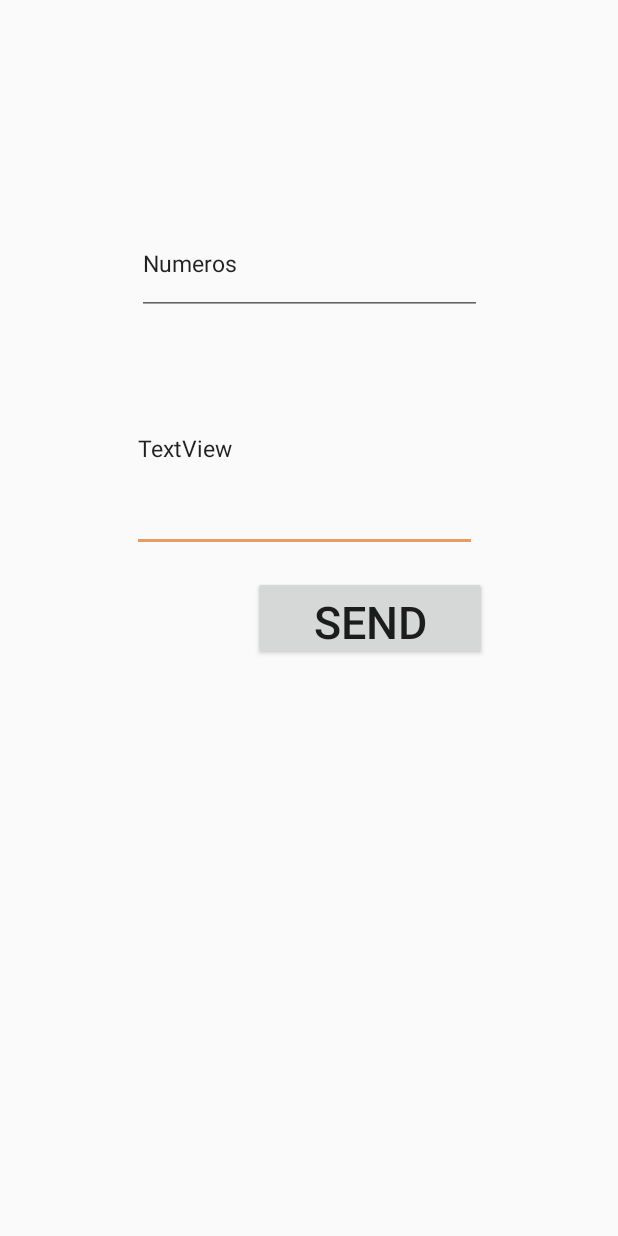
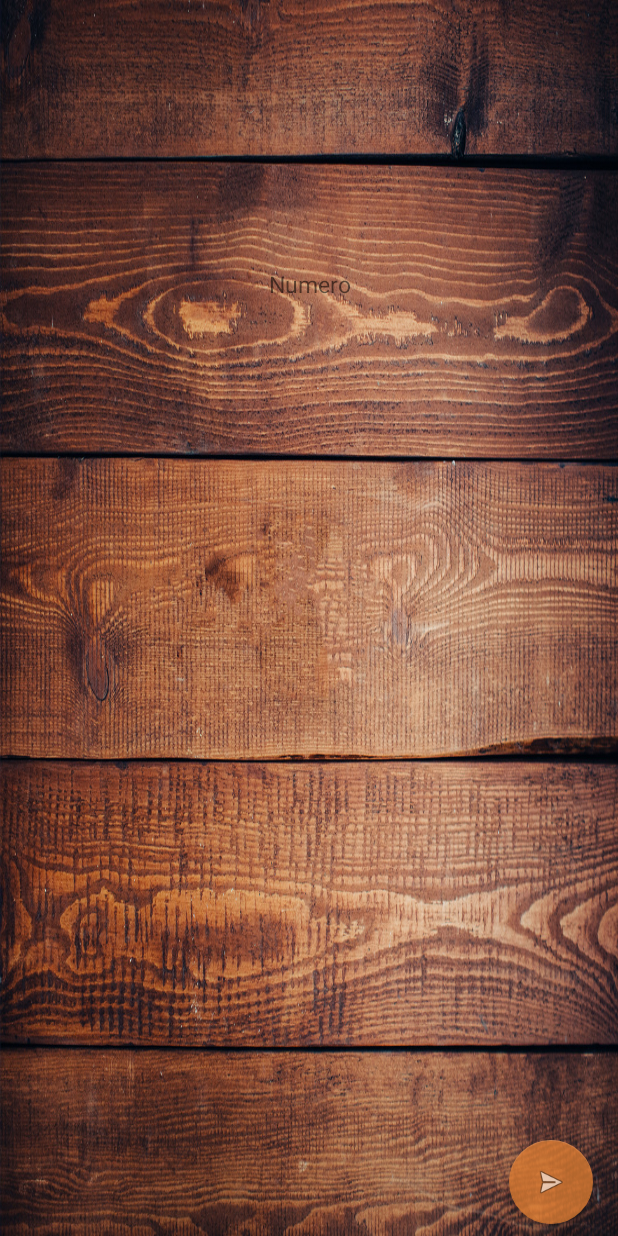
Before and after one commit to BrunoB345/Hackathon2019-The-Majestic-Tale-of-the-Koala-Boys, an Android app: the ContactsActivity screen opened directly, with no data from a screen before it, on a phone screen of 412 x 824 dp. Run offline under Robolectric (Android 15) with nearby library versions, the phone set to English and light mode, and no system bars.

Commit message:
Add files via upload

```diff
--- a/src/main/AndroidManifest.xml
+++ b/src/main/AndroidManifest.xml
@@ -9,8 +9,10 @@
     -->
     <uses-permission android:name="android.permission.ACCESS_FINE_LOCATION" />
     <uses-permission android:name="android.permission.SEND_SMS" />
+    <uses-permission android:name="android.permission.READ_EXTERNAL_STORAGE" />
     <uses-permission android:name="android.permission.READ_CONTACTS" />
-    <uses-permission android:name="android.permission.READ_EXTERNAL_STORAGE" />
+    <uses-permission android:name="android.permission.READ_PHONE_NUMBERS" />
+
 
     <application
         android:allowBackup="true"
@@ -44,7 +46,6 @@
         <activity
             android:name=".MapsActivity"
             android:label="@string/title_activity_maps" />
-        <activity android:name=".ImportImgActivity"></activity>
     </application>
 
 </manifest>
--- a/src/main/java/com/example/asus/myapplication/ContactsActivity.java
+++ b/src/main/java/com/example/asus/myapplication/ContactsActivity.java
@@ -1,7 +1,13 @@
 package com.example.asus.myapplication;
 
 import android.Manifest;
+import android.app.Activity;
+import android.content.Intent;
 import android.content.pm.PackageManager;
+import android.database.Cursor;
+import android.net.Uri;
+import android.provider.ContactsContract;
+import android.support.design.widget.FloatingActionButton;
 import android.support.v4.app.ActivityCompat;
 import android.support.v4.content.ContextCompat;
 import android.support.v7.app.AppCompatActivity;
@@ -10,16 +16,24 @@ import android.telephony.SmsManager;
 import android.view.View;
 import android.widget.Button;
 import android.widget.EditText;
+import android.widget.TextView;
 import android.widget.Toast;
 
+import org.w3c.dom.Text;
+
 public class ContactsActivity extends AppCompatActivity {
+
+    private static final int PICK_CONTACT = 1000;
 
     final int SEND_SMS_PERMISSION_REQUEST_CODE = 1;
     final String EVENT_SUCCESSFULLY_SHARED = "Amigos convidados!";
     final String PERMISSION_DENIED = "Permissao negada";
-
-    EditText number, message;
-    Button send;
+    final String SMS_TEXT = "Olá %s, estás interessado em ir comigo a %s no dia %s às %s?";
+    // Identifier for the permission request
+    private static final int READ_CONTACTS_PERMISSIONS_REQUEST = 1;
+    TextView number;
+    FloatingActionButton send;
+    String contactName, eventName,day,hour;
 
     @Override
     protected void onCreate(Bundle savedInstanceState) {
@@ -27,10 +41,12 @@ public class ContactsActivity extends AppCompatActivity {
         setContentView(R.layout.activity_contacts);
 
         number = findViewById(R.id.inputNumber);
-        message = findViewById(R.id.inputMessage);
         send = findViewById(R.id.buttonSend);
 
-        // send.setEnabled(false);
+         eventName = getIntent().getStringExtra("name");
+         day = getIntent().getStringExtra("date");
+         hour = getIntent().getStringExtra("hour");
+
         send.setOnClickListener(new View.OnClickListener() {
             @Override
             public void onClick(View v) {
@@ -46,7 +62,67 @@ public class ContactsActivity extends AppCompatActivity {
                     SEND_SMS_PERMISSION_REQUEST_CODE);
         }
 
+        if(!checkPermission(Manifest.permission.READ_CONTACTS)){
+            ActivityCompat.requestPermissions(this, new String[]{Manifest.permission.READ_CONTACTS},
+                    READ_CONTACTS_PERMISSIONS_REQUEST);
+        }
+
     }
+
+    public void pickAContactNumber(View view) {
+        Intent intent = new Intent(Intent.ACTION_PICK, ContactsContract.CommonDataKinds.Phone.CONTENT_URI);
+        startActivityForResult(intent, PICK_CONTACT);
+    }
+
+    @Override
+    public void onActivityResult(int reqCode, int resultCode, Intent data) {
+        super.onActivityResult(reqCode, resultCode, data);
+
+        switch (reqCode) {
+            case (PICK_CONTACT):
+                if (resultCode == Activity.RESULT_OK) {
+                    contactPicked(data);
+                   /* Uri contactData = data.getData();
+                    Cursor phone = getContentResolver().query(contactData, null, null, null, null);
+
+                    if (phone.moveToFirst()) {
+                       String name = phone.getString(phone.getColumnIndex(ContactsContract.Contacts.DISPLAY_NAME));
+                        // Todo something when contact number selected
+
+                        String selection = "DISPLAY_NAME == " + name;
+                        String[] projection = new String[] {
+                                ContactsContract.CommonDataKinds.Phone.DISPLAY_NAME,
+                                ContactsContract.CommonDataKinds.Phone.NUMBER
+                        };
+
+                        Cursor crContacts = getContentResolver().query(ContactsContract.CommonDataKinds.Phone.CONTENT_URI, projection, selection, null, null);
+                        String phoneNum = "Numero não encontrado";
+                        if(crContacts.moveToFirst())
+                           phoneNum = crContacts.getString(crContacts.getColumnIndex(ContactsContract.CommonDataKinds.Phone.NUMBER));
+                        number.setText(phoneNum);
+                    }*/
+                }
+                break;
+        }
+    }
+
+
+
+        private void contactPicked(Intent data) {
+            Cursor cursor = null;
+            try {
+                String phone, name;
+                Uri uri = data.getData();
+                cursor = getContentResolver().query(uri, null, null, null, null);
+                cursor.moveToFirst();
+                phone = cursor.getString(cursor.getColumnIndex(ContactsContract.CommonDataKinds.Phone.NUMBER));
+                contactName = cursor.getString(cursor.getColumnIndex(ContactsContract.CommonDataKinds.Phone.DISPLAY_NAME));
+                number.setText(phone);
+            } catch (Exception e) {
+                e.printStackTrace();
+            }
+        }
+
 
     public void onSend(View v){
 
@@ -56,9 +132,9 @@ public class ContactsActivity extends AppCompatActivity {
 
 
         String phoneNumber = number.getText().toString();
-        String smsMessage = message.getText().toString();
+       // String smsMessage = message.getText().toString();
 
-        if(phoneNumber.length() == 0 || smsMessage.length() == 0)
+        if(phoneNumber.length() == 0 /*|| smsMessage.length() == 0*/)
         {
             throw new RuntimeException("Invalid values!!!");
         }
@@ -66,8 +142,9 @@ public class ContactsActivity extends AppCompatActivity {
 
         if(checkPermission(Manifest.permission.SEND_SMS)){
             SmsManager smsManager = SmsManager.getDefault();
-            smsManager.sendTextMessage(phoneNumber, null, smsMessage, null,
-                    null);
+            smsManager.sendTextMessage(phoneNumber, null,
+                    "Olá " + contactName + ", estás interessado em ir comigo a " + eventName + " no dia " + day + " às " + hour +"?",
+                    null,null);
             Toast.makeText(this, EVENT_SUCCESSFULLY_SHARED, Toast.LENGTH_SHORT).show();
         }
 
@@ -76,8 +153,8 @@ public class ContactsActivity extends AppCompatActivity {
         }
     }
 
-    public boolean checkPermission(String premission){
-        int check = ContextCompat.checkSelfPermission(this, premission);
+    public boolean checkPermission(String permission){
+        int check = ContextCompat.checkSelfPermission(this, permission);
         return (PackageManager.PERMISSION_GRANTED == check);
     }
 }
--- a/src/main/java/com/example/asus/myapplication/EventActivity.java
+++ b/src/main/java/com/example/asus/myapplication/EventActivity.java
@@ -68,7 +68,6 @@ public class EventActivity extends AppCompatActivity {
         intent.putExtra("name", name);
         intent.putExtra("date", date);
         intent.putExtra("hour", hour);
-        intent.putExtra("location", location);
         startActivity(intent);
     }
 
--- a/src/main/res/layout/activity_contacts.xml
+++ b/src/main/res/layout/activity_contacts.xml
@@ -4,60 +4,48 @@
     xmlns:tools="http://schemas.android.com/tools"
     android:layout_width="match_parent"
     android:layout_height="match_parent"
+    android:background="@mipmap/bg"
     tools:context="com.example.asus.myapplication.ContactsActivity">
 
     <android.support.constraint.ConstraintLayout
         android:layout_width="match_parent"
         android:layout_height="match_parent">
 
-        <Button
+        <android.support.design.widget.FloatingActionButton
             android:id="@+id/buttonSend"
             android:layout_width="156dp"
             android:layout_height="56dp"
+            android:layout_marginBottom="8dp"
+            android:layout_marginEnd="8dp"
             android:layout_marginStart="8dp"
-            android:layout_marginLeft="8dp"
             android:layout_marginTop="8dp"
-            android:layout_marginEnd="8dp"
-            android:layout_marginRight="8dp"
-            android:layout_marginBottom="8dp"
             android:text="SEND"
             android:textSize="30sp"
             app:layout_constraintBottom_toBottomOf="parent"
             app:layout_constraintEnd_toEndOf="parent"
-            app:layout_constraintHorizontal_bias="0.669"
+            app:layout_constraintHorizontal_bias="0.974"
             app:layout_constraintStart_toStartOf="parent"
-            app:layout_constraintTop_toTopOf="parent" />
+            app:layout_constraintTop_toTopOf="parent"
+            app:layout_constraintVertical_bias="1.0"
+            app:srcCompat="@android:drawable/ic_menu_send" />
 
-        <EditText
-            android:id="@+id/inputMessage"
-            android:layout_width="230dp"
-            android:layout_height="138dp"
-            android:layout_marginStart="8dp"
-            android:layout_marginLeft="8dp"
-            android:layout_marginEnd="8dp"
-            android:layout_marginRight="8dp"
-            android:layout_marginBottom="16dp"
-            android:text="TextView"
-            android:textSize="15sp"
-            app:layout_constraintBottom_toTopOf="@+id/buttonSend"
-            app:layout_constraintEnd_toEndOf="parent"
-            app:layout_constraintHorizontal_bias="0.481"
-            app:layout_constraintStart_toStartOf="parent" />
-
-        <EditText
+        <TextView
             android:id="@+id/inputNumber"
             android:layout_width="230dp"
             android:layout_height="68dp"
+            android:layout_marginBottom="8dp"
+            android:layout_marginEnd="8dp"
             android:layout_marginStart="8dp"
-            android:layout_marginLeft="8dp"
-            android:layout_marginEnd="8dp"
-            android:layout_marginRight="8dp"
-            android:layout_marginBottom="20dp"
-            android:text="Numeros"
+            android:layout_marginTop="56dp"
+            android:gravity="center"
+            android:onClick="pickAContactNumber"
+            android:text="Numero"
             android:textSize="15sp"
-            app:layout_constraintBottom_toTopOf="@+id/inputMessage"
+            app:layout_constraintBottom_toBottomOf="parent"
             app:layout_constraintEnd_toEndOf="parent"
-            app:layout_constraintStart_toStartOf="parent" />
+            app:layout_constraintStart_toStartOf="parent"
+            app:layout_constraintTop_toTopOf="parent"
+            app:layout_constraintVertical_bias="0.144" />
     </android.support.constraint.ConstraintLayout>
 
 </android.support.constraint.ConstraintLayout>
```
